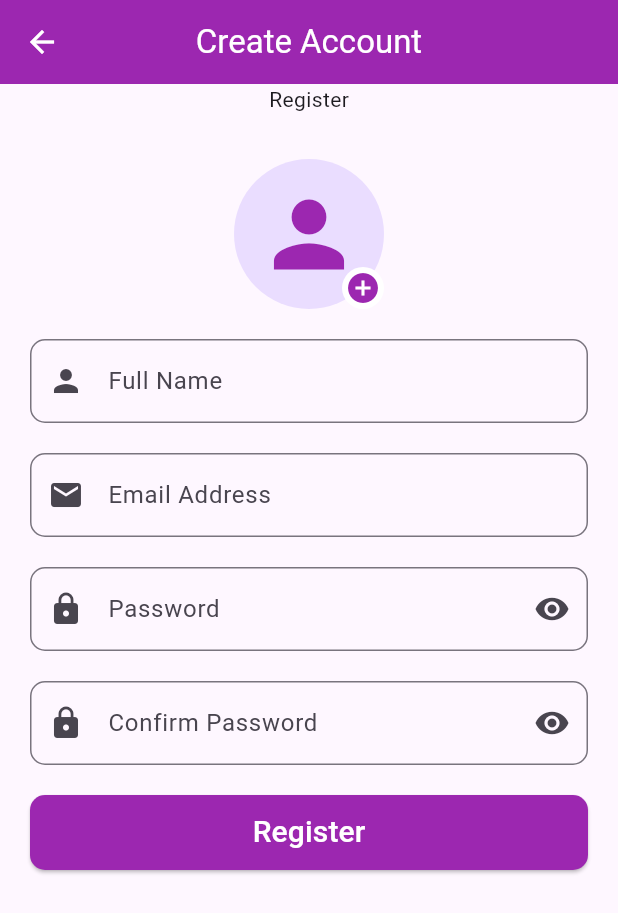
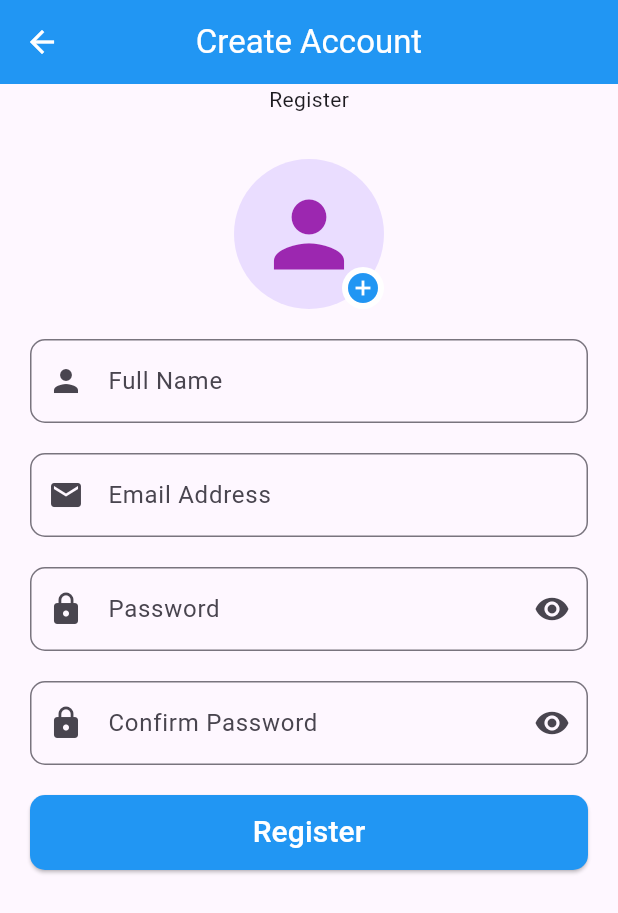
Before and after one commit to KhushbooCoder/team_project_app, a Flutter app: the RegisterScreen screen opened directly, on a phone screen of 412 x 824 dp. Shown: the top 913 px of the screen. Run offline on Flutter 3.47's test engine with Material 3 defaults, Android fonts, the phone set to English and light mode, and no system bars.

Commit message:
i worked on register screen

```diff
--- a/lib/main.dart
+++ b/lib/main.dart
@@ -1,5 +1,6 @@
 import 'package:flutter/material.dart';
 import 'package:team_project_app/login_screen.dart';
+import 'package:team_project_app/splass_screen.dart';
 
 void main() {
   runApp(const MyApp());
--- a/lib/register_screen.dart
+++ b/lib/register_screen.dart
@@ -40,7 +40,7 @@ class _RegisterScreenState extends State<RegisterScreen> {
           icon: Icon(Icons.arrow_back),
           color: Color(0xffffffff),
         ),
-        backgroundColor: Colors.purple,
+        backgroundColor: Colors.blue,
         title: Text(
           "Create Account",
           style: TextStyle(color: Color(0xffffffff)),
@@ -109,7 +109,7 @@ class _RegisterScreenState extends State<RegisterScreen> {
                           child: CircleAvatar(
                             radius: 14,
                             backgroundColor: Colors.white,
-                            child: Icon(Icons.add_circle, color: Colors.purple),
+                            child: Icon(Icons.add_circle, color: Colors.blue),
                           ),
                         ),
                       ),
@@ -181,7 +181,7 @@ class _RegisterScreenState extends State<RegisterScreen> {
 
                           child: ElevatedButton(
                             style: ElevatedButton.styleFrom(
-                              backgroundColor: Colors.purple,
+                              backgroundColor: Colors.blue,
                               shape: RoundedRectangleBorder(
                                 borderRadius: BorderRadiusGeometry.all(
                                   Radius.circular(10),
```
